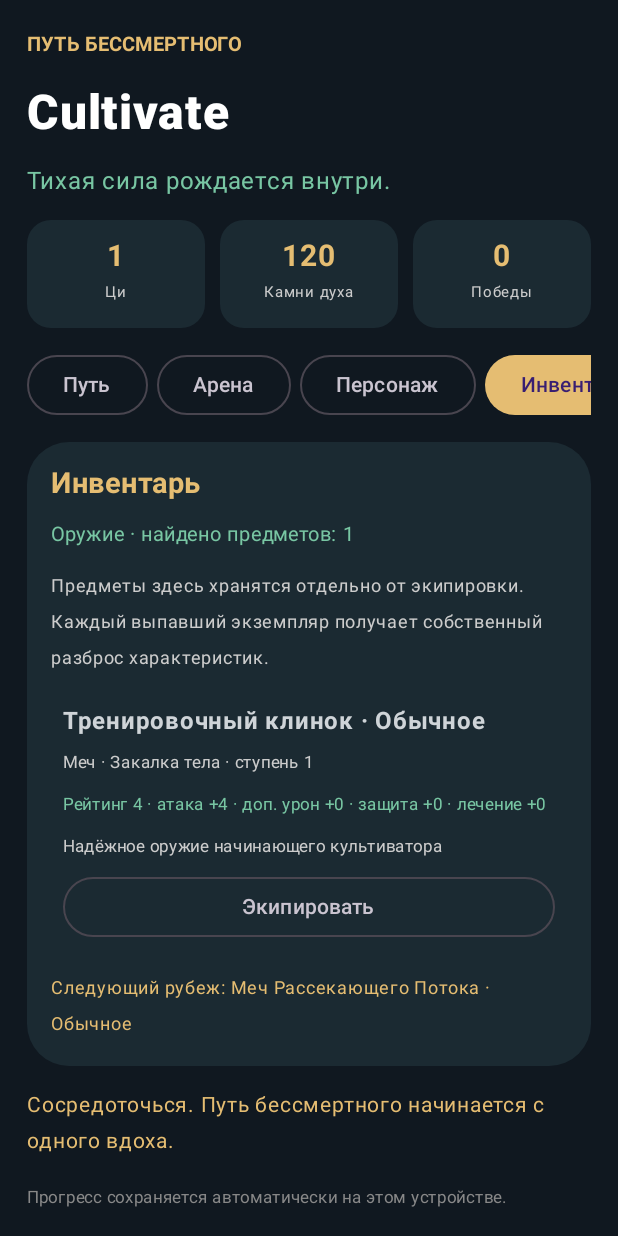
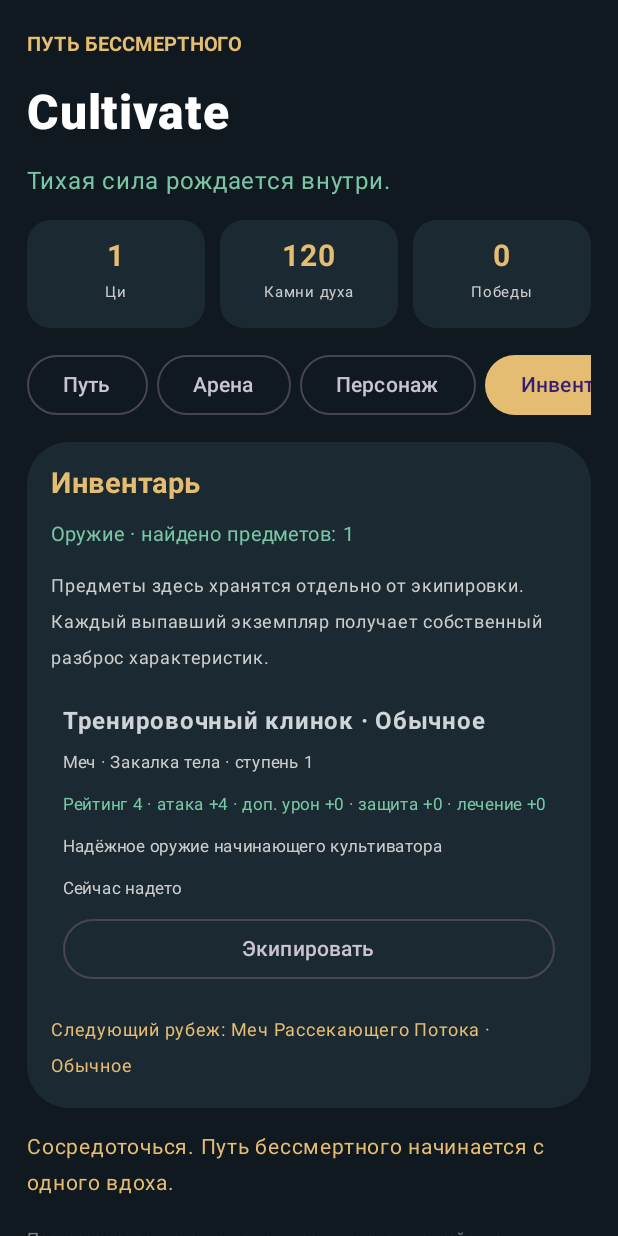
Before and after one commit to SatanCore/Cultivate, an Android app built with Jetpack Compose: the screen it shows after launch (MainActivity), after a tap on "Инвентарь", on a phone screen of 412 x 824 dp. Run offline under Robolectric (Android 15) with nearby library versions, the phone set to English and light mode, and no system bars.

Commit message:
feat: show weapon comparison against equipped gear

```diff
--- a/app/src/main/java/com/cultivation/game/MainActivity.kt
+++ b/app/src/main/java/com/cultivation/game/MainActivity.kt
@@ -319,6 +319,17 @@ private fun CultivateApp() {
                         Text("${weaponNames[item.type]} · ${stageName(item.requiredStage)} · ступень ${item.requiredStage}", color = Color.LightGray, fontSize = 11.sp)
                         Text("Рейтинг ${weaponPowerScore(item)} · атака +${item.attackBonus} · доп. урон +${item.bonusDamage} · защита +${item.defenseBonus} · лечение +${item.healOnHit}", color = Jade, fontSize = 11.sp)
                         Text(item.effectDescription, color = Color.LightGray, fontSize = 11.sp)
+                        val powerDifference = weaponPowerScore(item) - weaponPowerScore(equippedWeapon)
+                        Text(
+                            when {
+                                encodeWeaponInstance(item) == encodeWeaponInstance(equippedWeapon) -> "Сейчас надето"
+                                powerDifference > 0 -> "Рейтинг на +$powerDifference выше текущего оружия"
+                                powerDifference < 0 -> "Рейтинг на ${-powerDifference} ниже текущего оружия"
+                                else -> "Рейтинг равен текущему оружию"
+                            },
+                            color = if (powerDifference > 0) Jade else Color.LightGray,
+                            fontSize = 11.sp
+                        )
                         OutlinedButton(
                             onClick = { equippedWeaponId = encodeWeaponInstance(item); selectedWeapon = item.type; message = "Экипировано: ${item.name}" },
                             enabled = stage >= item.requiredStage,
```
